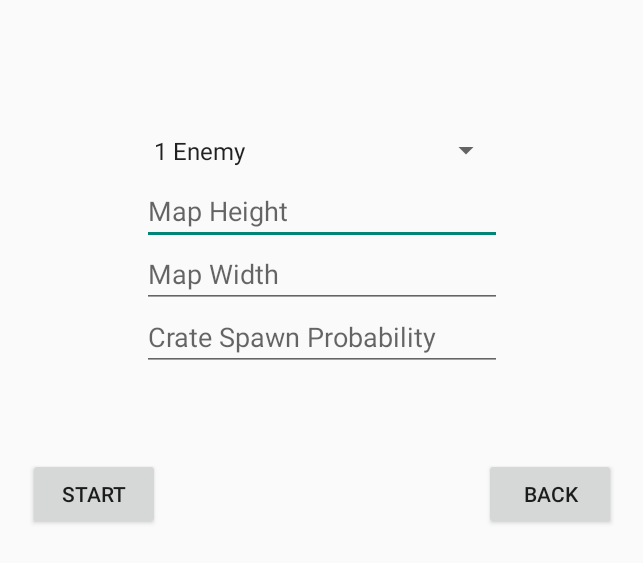
After one commit to DogaruAlexandru/Game, an Android app: the SingleplayerStartSetupActivity screen opened directly, with no data from a screen before it, on a phone screen of 824 x 412 dp (held sideways). The commit adds this screen. Shown: the top 563 px of the screen, without its empty margins (296-939 px from the left). Run offline under Robolectric (Android 15) with nearby library versions, the phone set to English and light mode, and no system bars.

Commit message:
Refactor + singleplayer option

```diff
--- a/app/build.gradle
+++ b/app/build.gradle
@@ -8,7 +8,7 @@ android {
 
     defaultConfig {
         applicationId "com.example.game"
-        minSdk 29
+        minSdk 28
         targetSdk 31
         versionCode 1
         versionName "1.0"
--- a/app/src/main/java/com/example/game/Game.java
+++ b/app/src/main/java/com/example/game/Game.java
@@ -10,6 +10,7 @@ import android.view.MotionEvent;
 import android.view.SurfaceHolder;
 import android.view.SurfaceView;
 
+import com.example.game.activity.GameplayActivity;
 import com.example.game.gameobject.Bomb;
 import com.example.game.gameobject.Enemy;
 import com.example.game.gameobject.Explosion;
--- a/app/src/main/java/com/example/game/GameplayActivity.java
+++ b/app/src/main/java/com/example/game/activity/GameplayActivity.java
@@ -1,10 +1,11 @@
-package com.example.game;
+package com.example.game.activity;
 
 import android.os.Bundle;
 import android.util.Log;
 
 import androidx.appcompat.app.AppCompatActivity;
 
+import com.example.game.Game;
 import com.google.firebase.database.DataSnapshot;
 import com.google.firebase.database.DatabaseReference;
 import com.google.firebase.database.FirebaseDatabase;
--- /dev/null
+++ b/app/src/main/java/com/example/game/activity/SingleplayerStartSetupActivity.java
@@ -0,0 +1,143 @@
+package com.example.game.activity;
+
+import android.content.Intent;
+import android.os.Bundle;
+import android.widget.ArrayAdapter;
+import android.widget.Button;
+import android.widget.EditText;
+import android.widget.Spinner;
+import android.widget.Toast;
+
+import androidx.appcompat.app.AppCompatActivity;
+
+import com.example.game.R;
+
+public class SingleplayerStartSetupActivity extends AppCompatActivity {
+    private final String[] enemies = {"1 Enemy", "2 Enemies", "3 Enemies"};
+    private Spinner spinner;
+
+    private EditText mapHeightEdt;
+    private EditText mapWidthEdt;
+    private EditText crateSpawnProbabilityEdt;
+
+    private int mapHeight;
+    private int mapWidth;
+    private int crateSpawnProbability;
+
+    private Bundle bundle;
+
+    @Override
+    protected void onCreate(Bundle savedInstanceState) {
+        super.onCreate(savedInstanceState);
+        setContentView(R.layout.activity_singleplayer_start_setup);
+
+        bundle = getIntent().getExtras();
+
+        spinner = findViewById(R.id.enemiesCount);
+        spinner.setAdapter(new ArrayAdapter(this,
+                android.R.layout.simple_spinner_item, enemies));
+
+        mapHeightEdt = findViewById(R.id.mapHeight);
+        mapWidthEdt = findViewById(R.id.mapWidth);
+        crateSpawnProbabilityEdt = findViewById(R.id.crateSpawnProbability);
+
+        Button backButton = findViewById(R.id.backButton);
+        backButton.setOnClickListener(v -> onBackPressed());
+
+        Button startButton = findViewById(R.id.startButton);
+        startButton.setOnClickListener(v -> startGame());
+    }
+
+    private void verifyInputs() {
+        if (mapHeight > 31) {
+            mapHeight = 31;
+            Toast.makeText(SingleplayerStartSetupActivity.this,
+                    "Using maximum height.", Toast.LENGTH_SHORT).show();
+        } else if (mapHeight < 11) {
+            mapHeight = 11;
+            Toast.makeText(SingleplayerStartSetupActivity.this,
+                    "Using minimum height.", Toast.LENGTH_SHORT).show();
+        }
+
+        if (mapWidth > 41) {
+            mapWidth = 41;
+            Toast.makeText(SingleplayerStartSetupActivity.this,
+                    "Using maximum width.", Toast.LENGTH_SHORT).show();
+        } else if (mapWidth < 11) {
+            mapWidth = 11;
+            Toast.makeText(SingleplayerStartSetupActivity.this,
+                    "Using minimum width.", Toast.LENGTH_SHORT).show();
+        }
+
+        if (crateSpawnProbability > 100) {
+            crateSpawnProbability = 100;
+            Toast.makeText(SingleplayerStartSetupActivity.this,
+                    "Using maximum crate spawn probability.", Toast.LENGTH_SHORT).show();
+        }
+    }
+
+    private void startGame() {
+        getInputs();
+
+        Intent intent = new Intent(this, GameplayActivity.class);//todo singleplayer gameplay activity
+        intent.putExtras(bundle);
+        startActivity(intent);
+        finish();
+    }
+
+    private void getInputs() {
+        try {
+            String s = mapHeightEdt.getText().toString();
+            if (s.equals(""))
+                mapHeight = 11;
+            else
+                mapHeight = Integer.parseInt(s);
+
+        } catch (NumberFormatException ex) {
+            ex.printStackTrace();
+            Toast.makeText(SingleplayerStartSetupActivity.this,
+                    "Invalid height. Using default.", Toast.LENGTH_SHORT).show();
+
+            mapHeight = 11;
+        }
+
+        try {
+            String s = mapWidthEdt.getText().toString();
+            if (s.equals(""))
+                mapWidth = 11;
+            else
+                mapWidth = Integer.parseInt(s);
+
+        } catch (NumberFormatException ex) {
+            ex.printStackTrace();
+            Toast.makeText(SingleplayerStartSetupActivity.this,
+                    "Invalid width. Using default.", Toast.LENGTH_SHORT).show();
+
+            mapWidth = 11;
+        }
+
+        try {
+            String s = crateSpawnProbabilityEdt.getText().toString();
+            if (s.equals(""))
+                crateSpawnProbability = 20;
+            else
+                crateSpawnProbability = Integer.parseInt(s);
+
+        } catch (NumberFormatException ex) {
+            ex.printStackTrace();
+            Toast.makeText(SingleplayerStartSetupActivity.this,
+                    "Invalid crate spawn probability. Using default.",
+                    Toast.LENGTH_SHORT).show();
+
+            crateSpawnProbability = 20;
+        }
+
+        verifyInputs();
+    }
+
+    @Override
+    public void onBackPressed() {
+        super.onBackPressed();
+        finish();
+    }
+}
--- a/app/src/main/res/layout/activity_players_display_with_start.xml
+++ b/app/src/main/res/layout/activity_multiplayer_start_setup.xml
@@ -4,7 +4,7 @@
     xmlns:tools="http://schemas.android.com/tools"
     android:layout_width="match_parent"
     android:layout_height="match_parent"
-    tools:context=".PlayersDisplayWithStartActivity">
+    tools:context=".activity.MultiplayerStartSetupActivity">
 
     <ListView
         android:id="@+id/listView"
--- a/app/src/main/res/layout/activity_players_display.xml
+++ b/app/src/main/res/layout/activity_multiplayer_start_wait.xml
@@ -4,7 +4,7 @@
     xmlns:tools="http://schemas.android.com/tools"
     android:layout_width="match_parent"
     android:layout_height="match_parent"
-    tools:context=".PlayersDisplayActivity">
+    tools:context=".activity.MultiplayerStartWaitActivity">
 
     <ListView
         android:id="@+id/listView"
--- /dev/null
+++ b/app/src/main/res/layout/activity_singleplayer_start_setup.xml
@@ -0,0 +1,68 @@
+<?xml version="1.0" encoding="utf-8"?>
+<androidx.constraintlayout.widget.ConstraintLayout xmlns:android="http://schemas.android.com/apk/res/android"
+    xmlns:app="http://schemas.android.com/apk/res-auto"
+    xmlns:tools="http://schemas.android.com/tools"
+    android:layout_width="match_parent"
+    android:layout_height="match_parent"
+    tools:context=".activity.SingleplayerStartSetupActivity">
+
+    <Button
+        android:id="@+id/backButton"
+        android:layout_width="wrap_content"
+        android:layout_height="wrap_content"
+        android:text="@string/back"
+        app:layout_constraintBottom_toBottomOf="parent"
+        app:layout_constraintEnd_toEndOf="parent"
+        app:layout_constraintStart_toEndOf="@+id/startButton"
+        app:layout_constraintTop_toBottomOf="@+id/crateSpawnProbability" />
+
+    <Button
+        android:id="@+id/startButton"
+        android:layout_width="wrap_content"
+        android:layout_height="wrap_content"
+        android:text="@string/start"
+        app:layout_constraintBottom_toBottomOf="parent"
+        app:layout_constraintEnd_toStartOf="@+id/backButton"
+        app:layout_constraintStart_toStartOf="parent"
+        app:layout_constraintTop_toBottomOf="@+id/crateSpawnProbability" />
+
+    <Spinner
+        android:id="@+id/enemiesCount"
+        android:layout_width="240dp"
+        android:layout_height="42dp"
+        app:layout_constraintBottom_toTopOf="@+id/startButton"
+        app:layout_constraintEnd_toEndOf="parent"
+        app:layout_constraintStart_toStartOf="parent"
+        app:layout_constraintTop_toTopOf="parent"
+        app:layout_constraintVertical_bias="0.3" />
+
+    <EditText
+        android:id="@+id/mapHeight"
+        android:layout_width="240dp"
+        android:layout_height="42dp"
+        android:hint="@string/map_height"
+        android:inputType="number"
+        app:layout_constraintEnd_toEndOf="parent"
+        app:layout_constraintStart_toStartOf="parent"
+        app:layout_constraintTop_toBottomOf="@id/enemiesCount" />
+
+    <EditText
+        android:id="@+id/mapWidth"
+        android:layout_width="240dp"
+        android:layout_height="42dp"
+        android:hint="@string/map_width"
+        android:inputType="number"
+        app:layout_constraintEnd_toEndOf="parent"
+        app:layout_constraintStart_toStartOf="parent"
+        app:layout_constraintTop_toBottomOf="@+id/mapHeight" />
+
+    <EditText
+        android:id="@+id/crateSpawnProbability"
+        android:layout_width="240dp"
+        android:layout_height="42dp"
+        android:hint="@string/crate_spawn_probability"
+        android:inputType="number"
+        app:layout_constraintEnd_toEndOf="parent"
+        app:layout_constraintStart_toStartOf="parent"
+        app:layout_constraintTop_toBottomOf="@+id/mapWidth" />
+</androidx.constraintlayout.widget.ConstraintLayout>
--- a/app/src/main/res/values/strings.xml
+++ b/app/src/main/res/values/strings.xml
@@ -1,7 +1,8 @@
 <resources>
-    <string name="app_name">Game</string>
+    <string name="app_name">Bomb it</string>
     <string name="title">Bomb it</string>
-    <string name="play">Play</string>
+    <string name="singleplayer">Singleplayer</string>
+    <string name="multiplayer">Multiplayer</string>
     <string name="join">Join</string>
     <string name="create">Create</string>
     <string name="enter_code">Enter Code</string>
```
Also changed, not shown: app/src/main/AndroidManifest.xml (+9 -5 lines), app/src/main/java/com/example/game/StartActivity.java (deleted, +0 -33 lines), app/src/main/java/com/example/game/activity/MultiplayerCodeSetupActivity.java (renamed from app/src/main/java/com/example/game/SetupActivity.java, +15 -16 lines), app/src/main/java/com/example/game/activity/MultiplayerStartSetupActivity.java (renamed from app/src/main/java/com/example/game/PlayersDisplayWithStartActivity.java, +17 -16 lines), app/src/main/java/com/example/game/activity/MultiplayerStartWaitActivity.java (renamed from app/src/main/java/com/example/game/PlayersDisplayActivity.java, +8 -7 lines), app/src/main/java/com/example/game/activity/StartMenuActivity.java (added, +47 -0 lines), app/src/main/res/layout/activity_multiplayer_code_setup.xml (renamed from app/src/main/res/layout/activity_start.xml, +21 -9 lines), app/src/main/res/layout/activity_start_menu.xml (renamed from app/src/main/res/layout/activity_setup.xml, +13 -25 lines).
